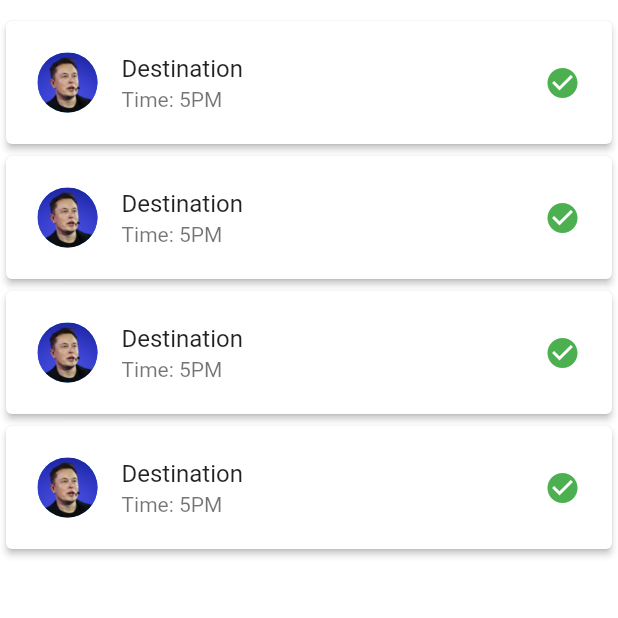
After one commit to Nikhil713/MecDrive-Prototype, a Flutter app: the screen it shows after launch, after a tap on "Requests Page", on a phone screen of 412 x 824 dp, the top half of it. The commit adds this screen. Run offline on Flutter 3.47's test engine with Material 2 defaults, Android fonts, the phone set to English and light mode, and no system bars; our stand-ins replace shared_preferences; missing offline and left inert: flutter_auth_buttons.

Commit message:
Added card dismissing

```diff
--- /dev/null
+++ b/lib/HomeScreen/myRequests/myRequests.dart
@@ -0,0 +1,79 @@
+import 'package:flutter/material.dart';
+
+class MyRequests extends StatefulWidget {
+  @override
+  _MyRequestsState createState() => _MyRequestsState();
+}
+
+class _MyRequestsState extends State<MyRequests> {
+  bool accept = true;
+
+  // Cards showing user requests
+  Widget _requestCards(BuildContext context, int index) {
+    return Dismissible(
+      key: Key(index.toString()),
+      confirmDismiss: (DismissDirection direction) async {
+        final bool res = await showDialog(
+          context: context,
+          builder: (BuildContext context) {
+            return AlertDialog(
+              title: Text("Confirm"),
+              content: Text("Are you sure you wish to delete this item?"),
+              actions: <Widget>[
+                FlatButton(
+                    onPressed: () => Navigator.of(context).pop(true),
+                    child: Text("DELETE")),
+                FlatButton(
+                  onPressed: () => Navigator.of(context).pop(false),
+                  child: Text("CANCEL"),
+                ),
+              ],
+            );
+          },
+        );
+        return res;
+      },
+      onDismissed: (direction) {
+        print('Element at index '+index.toString()+' has been deleted.');
+      },
+      child: Card(
+        elevation: 2,
+        child: Container(
+          padding: EdgeInsets.all(5.0),
+          child: ListTile(
+            leading: CircleAvatar(
+              backgroundImage: AssetImage("assets/elon.jpg"),
+            ),
+            title: Text("Destination"),
+            subtitle: Text("Time: 5PM"),
+            trailing: accept == true
+                ? Icon(
+                    Icons.check_circle,
+                    color: Colors.green,
+                  )
+                : null,
+          ),
+        ),
+      ),
+    );
+  }
+
+  @override
+  Widget build(BuildContext context) {
+    return Container(
+      padding: EdgeInsets.only(top: 10.0),
+      child: Column(
+        children: <Widget>[
+          Expanded(
+            child: ListView.builder(
+              physics: BouncingScrollPhysics(),
+              itemCount: 4,
+              itemBuilder: (BuildContext context, int index) =>
+                  _requestCards(context, index),
+            ),
+          )
+        ],
+      ),
+    );
+  }
+}
--- a/lib/main.dart
+++ b/lib/main.dart
@@ -6,6 +6,7 @@ import 'package:mec_drive/credits/credits.dart';
 import 'AcceptedList/AcceptedDriversPage.dart';
 import 'package:mec_drive/profile_page/profile.dart';
 import './phonecall/phonecall.dart';
+import './HomeScreen/myRequests/myRequests.dart';
 
 void main() => runApp(MyApp());
 
@@ -27,6 +28,7 @@ class MyApp extends StatelessWidget {
         '/signup': (BuildContext context) => SignUp(),
         '/accepteddriverspage': (BuildContext context) => AcceptedDriversPage(),
         '/profilepage': (BuildContext context) => ProfilePage(),
+        '/myrequests': (BuildContext context) => MyRequests(),
       },
     );
   }
@@ -78,11 +80,17 @@ class Mainwidget extends StatelessWidget {
             },
             child: Text('Accepted Drivers'),
           ),
-                    RaisedButton(
+          RaisedButton(
             onPressed: () {
               Navigator.pushNamed(context, '/profilepage');
             },
             child: Text('Profile Page'),
+          ),
+          RaisedButton(
+            onPressed: () {
+              Navigator.pushNamed(context, '/myrequests');
+            },
+            child: Text('Requests Page'),
           ),
         ],
       ),
```
